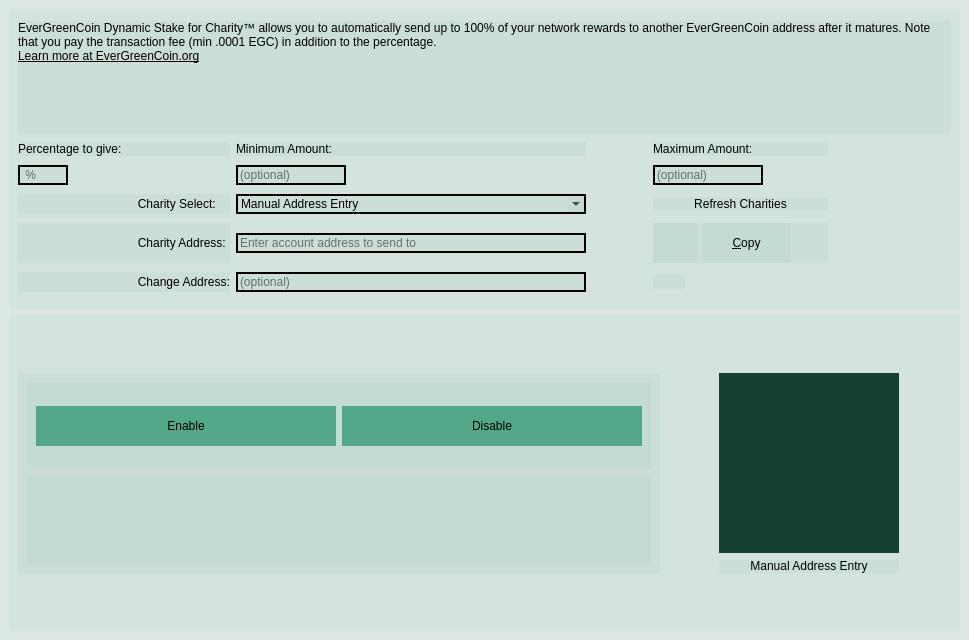
Before: the Qt Designer form src/qt/forms/charitydialog.ui in EverGreenCoinDev/EverGreenCoin, drawn with Qt 5.
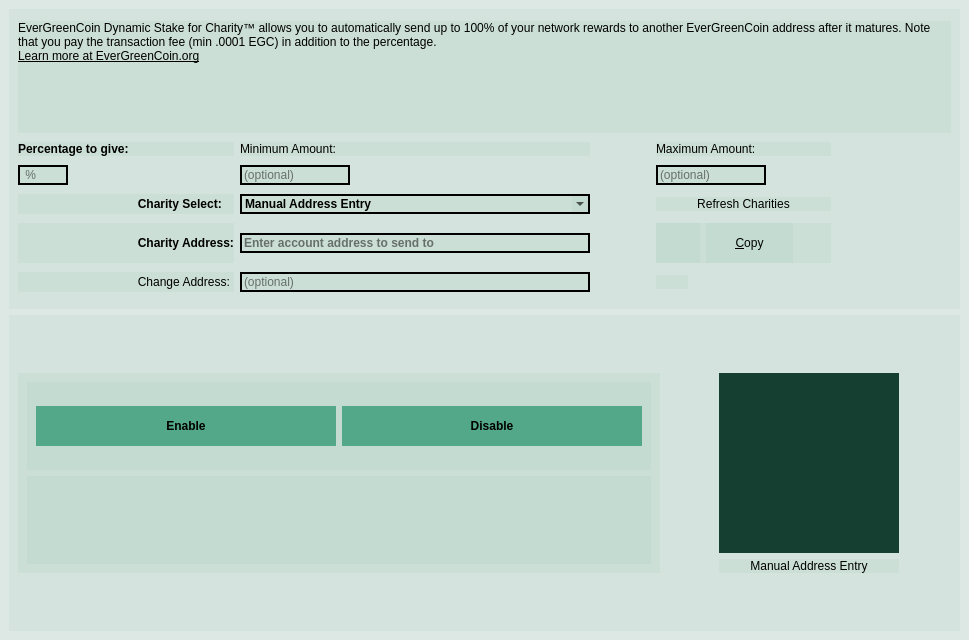
After: the same form once the commit is applied. Icons and pictures are not drawn.

```diff
--- a/src/qt/forms/charitydialog.ui
+++ b/src/qt/forms/charitydialog.ui
@@ -278,6 +278,12 @@
                     <height>40</height>
                    </size>
                   </property>
+                  <property name="font">
+                   <font>
+                    <weight>75</weight>
+                    <bold>true</bold>
+                   </font>
+                  </property>
                   <property name="toolTip">
                    <string>Save any changes and enable EverGreenCoin Dynamic Stake For Charity</string>
                   </property>
@@ -306,6 +312,12 @@
                     <height>40</height>
                    </size>
                   </property>
+                  <property name="font">
+                   <font>
+                    <weight>75</weight>
+                    <bold>true</bold>
+                   </font>
+                  </property>
                   <property name="toolTip">
                    <string>Disable EverGreenCoin Dynamic Stake For Charity</string>
                   </property>
@@ -721,6 +733,12 @@
           </item>
           <item row="3" column="1">
            <widget class="QComboBox" name="comboBox">
+            <property name="font">
+             <font>
+              <weight>75</weight>
+              <bold>true</bold>
+             </font>
+            </property>
             <property name="toolTip">
              <string>Select an EverGreenCoin Authorized Effort™ 
           </string>
@@ -742,6 +760,12 @@
           </item>
           <item row="3" column="0">
            <widget class="QLabel" name="label_7">
+            <property name="font">
+             <font>
+              <weight>75</weight>
+              <bold>true</bold>
+             </font>
+            </property>
             <property name="toolTip">
              <string>Account address to send percentage of network rewards to</string>
             </property>
@@ -761,6 +785,12 @@
               <verstretch>0</verstretch>
              </sizepolicy>
             </property>
+            <property name="font">
+             <font>
+              <weight>75</weight>
+              <bold>true</bold>
+             </font>
+            </property>
             <property name="toolTip">
              <string>Percentage of your network rewards (stake rewards) to send</string>
             </property>
@@ -918,6 +948,12 @@
           </item>
           <item row="4" column="0">
            <widget class="QLabel" name="label_5">
+            <property name="font">
+             <font>
+              <weight>75</weight>
+              <bold>true</bold>
+             </font>
+            </property>
             <property name="toolTip">
              <string>Account address to send percentage of network rewards to</string>
             </property>
@@ -968,6 +1004,12 @@
               <height>0</height>
              </size>
             </property>
+            <property name="font">
+             <font>
+              <weight>75</weight>
+              <bold>true</bold>
+             </font>
+            </property>
             <property name="toolTip">
              <string>EverGreenCoin address to send percentage of network rewards to or select an EverGreenCoin Authorized Effort™ from the drop-down menu above</string>
             </property>
```
Left out of the diff: 9 changed lines with no effect on the pictures.
